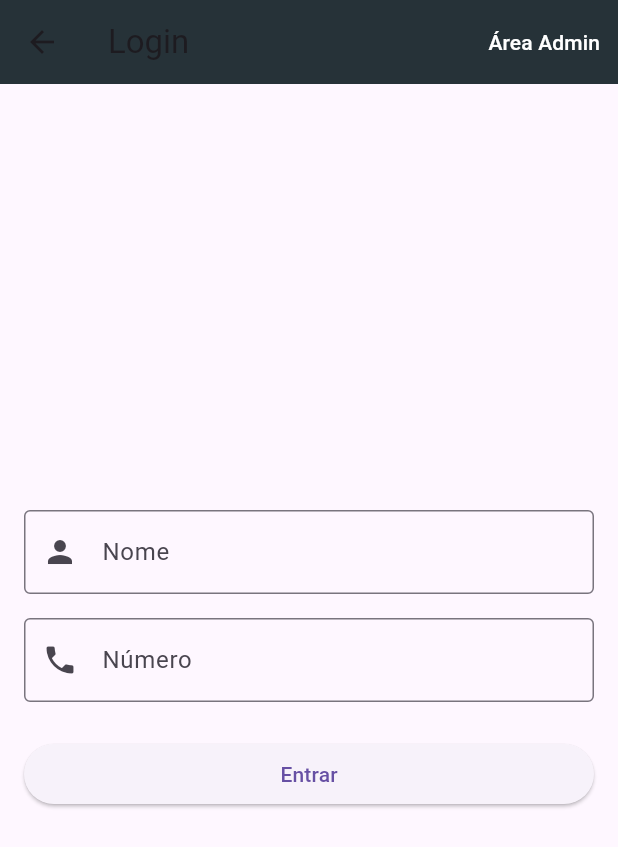
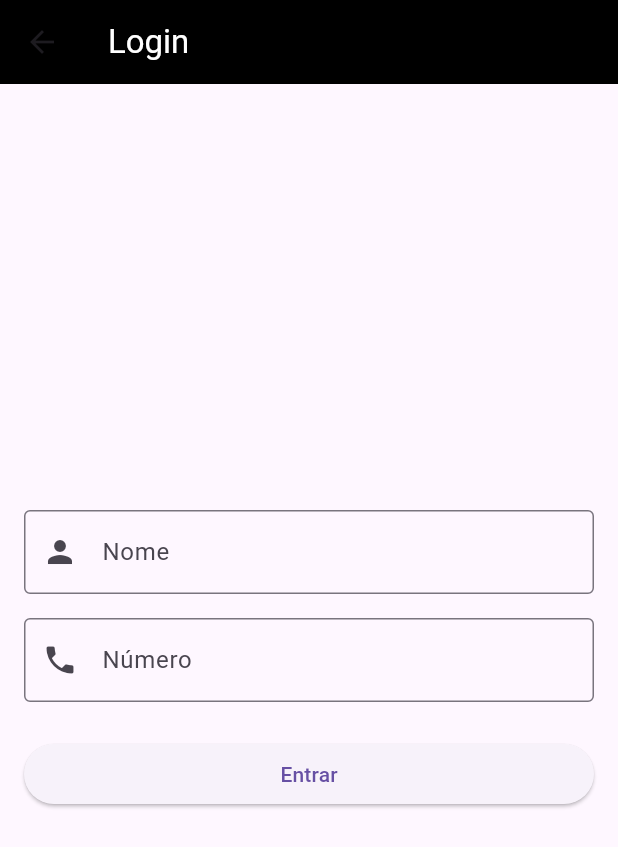
Before and after one commit to Vini0704/agendamento, a Flutter app: the TelaLoginNomeNumero screen opened directly, on a phone screen of 412 x 824 dp. Shown: the top 847 px of the screen. Run offline on Flutter 3.47's test engine with Material 3 defaults, Android fonts, the phone set to English and light mode, and no system bars; our stand-ins replace table_calendar.

Commit message:
atualizção

```diff
--- a/lib/main.dart
+++ b/lib/main.dart
@@ -23,13 +23,14 @@ class MyApp extends StatelessWidget {
         GlobalCupertinoLocalizations.delegate,
       ],
       supportedLocales: const [Locale('pt', 'BR')],
-      initialRoute: '/',
+      initialRoute: 'inicio',
         routes: {
            '/': (context) => const TelaLoginNomeNumero(),
            'inicio': (context) => const TelaInicio(),
             'novo_agendamento': (context) => const TelaNovoAgendamento(),
             'admin': (context) => const TelaAdmin(),
      },
+
     );
   }
 }
--- a/lib/ui/telaLoginNomeNumero.dart
+++ b/lib/ui/telaLoginNomeNumero.dart
@@ -19,7 +19,7 @@ class _TelaLoginNomeNumeroState extends State<TelaLoginNomeNumero> {
 
   void _fazerLogin() {
     if (_formKey.currentState!.validate()) {
-      Navigator.pushReplacementNamed(context, 'inicio');
+      Navigator.pushReplacementNamed(context, 'admin');
     }
   }
 
@@ -34,19 +34,11 @@ class _TelaLoginNomeNumeroState extends State<TelaLoginNomeNumero> {
   Widget build(BuildContext context) {
     return Scaffold(
       appBar: AppBar(
-        backgroundColor: Colors.blueGrey[900],
-        title: const Text('Login'),
-        actions: [
-          TextButton(
-            onPressed: () {
-              Navigator.pushNamed(context, 'admin');
-            },
-            child: Text(
-              'Área Admin',
-              style: TextStyle(color: Theme.of(context).colorScheme.onPrimary),
-            ),
-          ),
-        ],
+  backgroundColor: const Color.fromARGB(255, 0, 0, 0),
+  title: const Text(
+    'Login',
+    style: TextStyle(color: Colors.white),
+  ),
       ),
       body: Padding(
         padding: const EdgeInsets.all(16),
```
Also changed, not shown: lib/ui/tela_adm.dart (+1 -15 lines), lib/ui/tela_inicio.dart (+13 -25 lines). Lines whose indentation alone changed are shown as unchanged.
